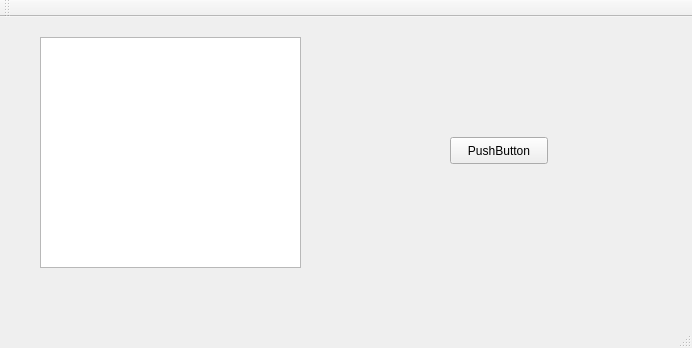
Above: P1-VN/VonNeumanABinario/mainwindow.ui from LSOO/CompiladorArquiII before the change. Below: the same form after it.
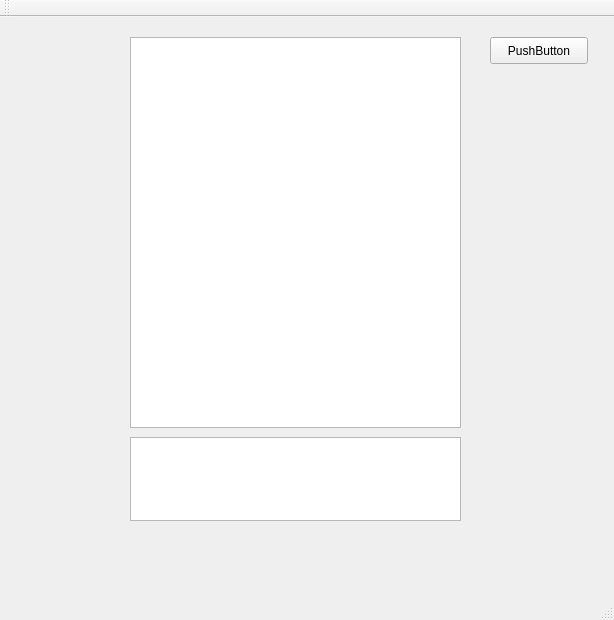
That is the form after the change.

The edit to the form file:
```diff
--- a/P1-VN/VonNeumanABinario/mainwindow.ui
+++ b/P1-VN/VonNeumanABinario/mainwindow.ui
@@ -6,8 +6,8 @@
    <rect>
     <x>0</x>
     <y>0</y>
-    <width>692</width>
-    <height>348</height>
+    <width>614</width>
+    <height>620</height>
    </rect>
   </property>
   <property name="windowTitle">
@@ -17,18 +17,18 @@
    <widget class="QTextEdit" name="textEdit">
     <property name="geometry">
      <rect>
-      <x>40</x>
+      <x>130</x>
       <y>20</y>
-      <width>261</width>
-      <height>231</height>
+      <width>331</width>
+      <height>391</height>
      </rect>
     </property>
    </widget>
    <widget class="QPushButton" name="pushButton">
     <property name="geometry">
      <rect>
-      <x>450</x>
-      <y>120</y>
+      <x>490</x>
+      <y>20</y>
       <width>98</width>
       <height>27</height>
      </rect>
@@ -37,6 +37,16 @@
      <string>PushButton</string>
     </property>
    </widget>
+   <widget class="QPlainTextEdit" name="plainTextEdit">
+    <property name="geometry">
+     <rect>
+      <x>130</x>
+      <y>420</y>
+      <width>331</width>
+      <height>84</height>
+     </rect>
+    </property>
+   </widget>
   </widget>
   <widget class="QMenuBar" name="menuBar">
    <property name="geometry">
```
Left out of the diff: 4 changed lines with no effect on the pictures.
